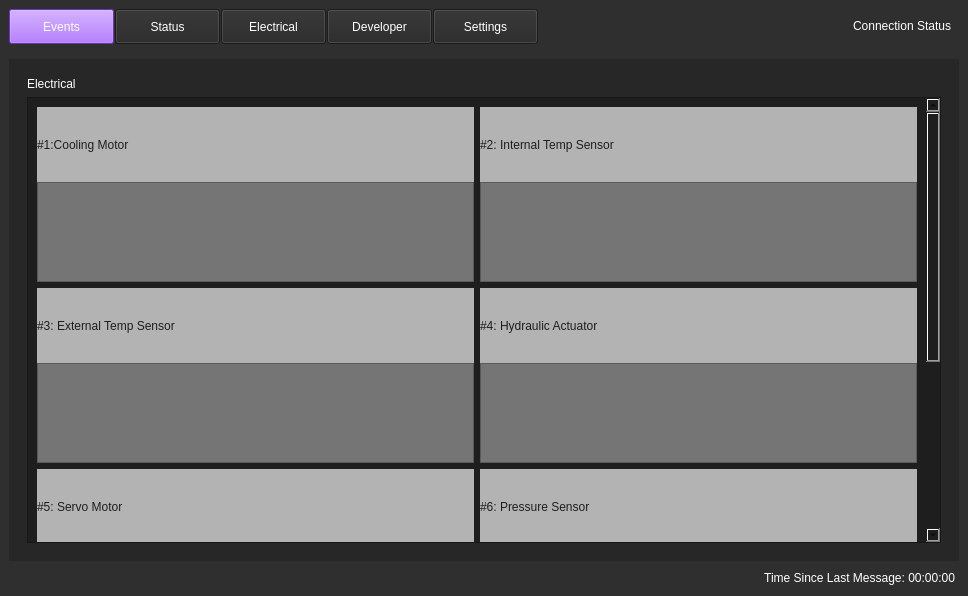
The window that weapon-system-support-software/mainwindow.ui (Team-Controller-NAU/Controller) describes before a commit, drawn with Qt 5.
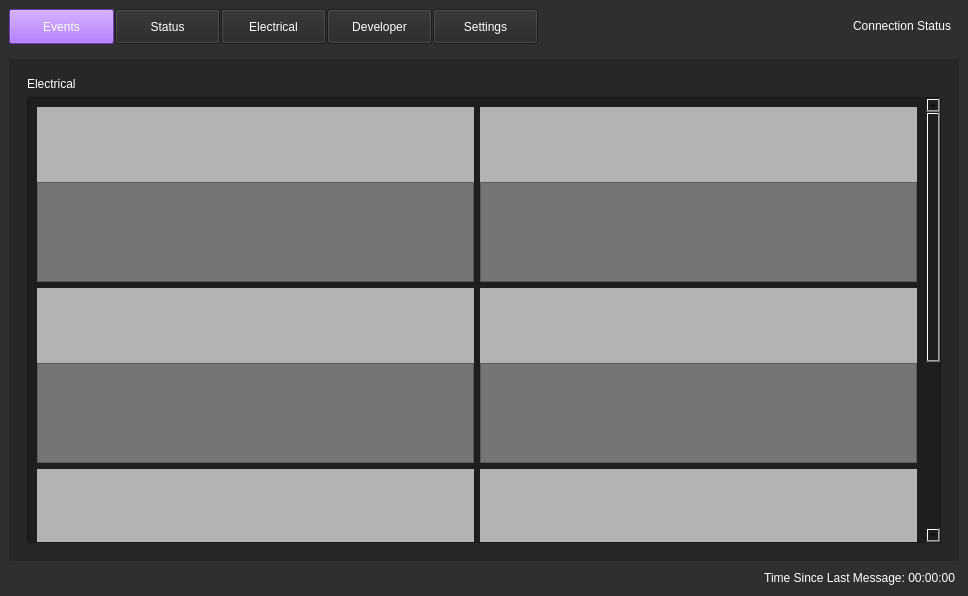
The same window after the commit. The open tabs and pages were chosen to show the change. Icons and pictures are not drawn.

Commit message: deleted default values for electrical ui page

```diff
--- a/weapon-system-support-software/mainwindow.ui
+++ b/weapon-system-support-software/mainwindow.ui
@@ -1332,8 +1332,8 @@
                 <property name="geometry">
                  <rect>
                   <x>0</x>
-                  <y>0</y>
-                  <width>614</width>
+                  <y>-352</y>
+                  <width>896</width>
                   <height>744</height>
                  </rect>
                 </property>
@@ -1401,7 +1401,7 @@
 background-color: rgb(179, 179, 179);</string>
                      </property>
                      <property name="text">
-                      <string>#5: Servo Motor</string>
+                      <string/>
                      </property>
                     </widget>
                    </item>
@@ -1445,7 +1445,7 @@
 background-color: rgb(179, 179, 179);</string>
                      </property>
                      <property name="text">
-                      <string>#3: External Temp Sensor</string>
+                      <string/>
                      </property>
                     </widget>
                    </item>
@@ -1489,7 +1489,7 @@
 background-color: rgb(179, 179, 179);</string>
                      </property>
                      <property name="text">
-                      <string>#2: Internal Temp Sensor</string>
+                      <string/>
                      </property>
                     </widget>
                    </item>
@@ -1533,7 +1533,7 @@
 background-color: rgb(179, 179, 179);</string>
                      </property>
                      <property name="text">
-                      <string>#1:Cooling Motor</string>
+                      <string/>
                      </property>
                     </widget>
                    </item>
@@ -1577,7 +1577,7 @@
 background-color: rgb(179, 179, 179);</string>
                      </property>
                      <property name="text">
-                      <string>#4: Hydraulic Actuator</string>
+                      <string/>
                      </property>
                     </widget>
                    </item>
@@ -1621,7 +1621,7 @@
 background-color: rgb(179, 179, 179);</string>
                      </property>
                      <property name="text">
-                      <string>#6: Pressure Sensor</string>
+                      <string/>
                      </property>
                     </widget>
                    </item>
```
Left out of the diff: 4 changed lines with no effect on the pictures.
